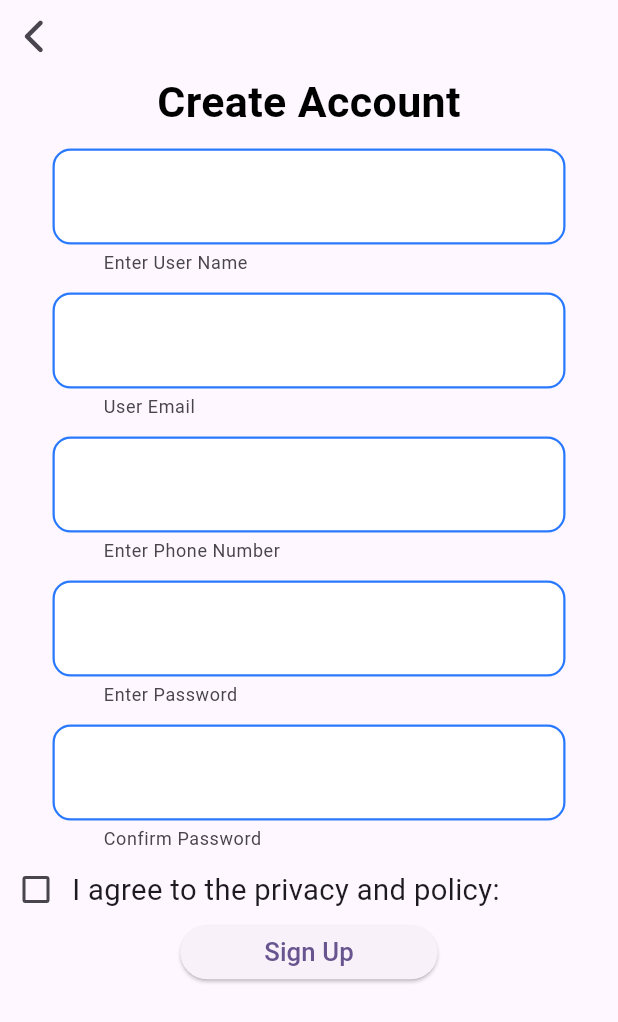
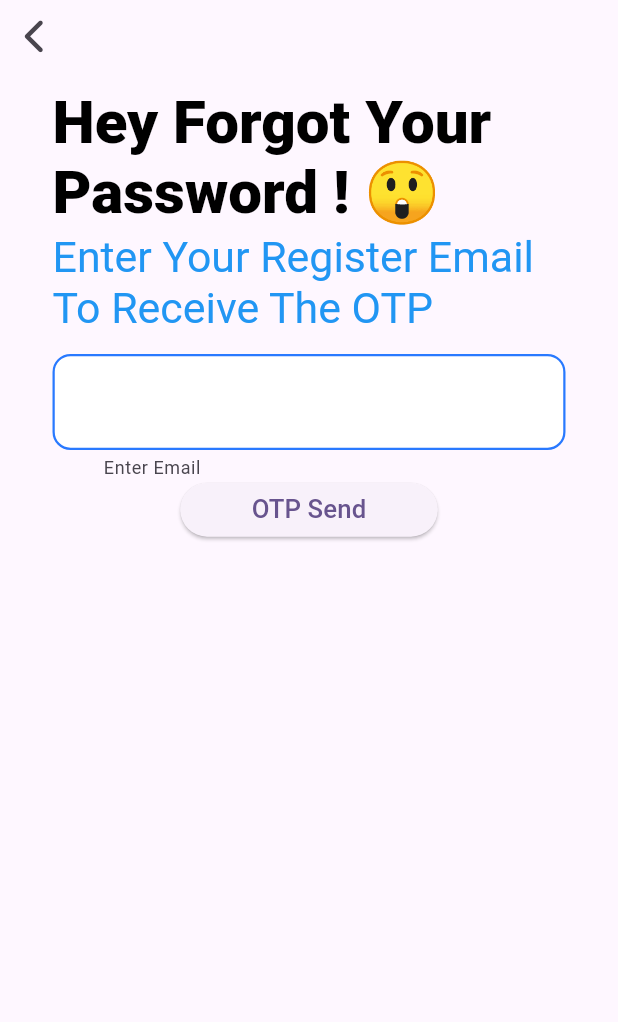
Before and after one commit to VivekYadavDeveloper/Jobs, a Flutter app: the screen it shows after launch, on a phone screen of 412 x 824 dp. Shown: the top 1022 px of the screen. Run offline on Flutter 3.47's test engine with Material 2 defaults, Android fonts, the phone set to English and light mode, and no system bars; our stand-ins replace flutter_screenutil, font_awesome_flutter, google_fonts, pinput; missing offline and left inert: flutter_stripe.

```diff
--- a/lib/main.dart
+++ b/lib/main.dart
@@ -1,6 +1,7 @@
 import 'package:flutter/material.dart';
 import 'package:flutter_screenutil/flutter_screenutil.dart';
 import 'package:flutter_stripe/flutter_stripe.dart';
+import 'package:inductus_jobs/view/forgotPasswordScreen/forgot.password.screen.dart';
 import 'package:inductus_jobs/view/loginScreen/login.screen.dart';
 import 'package:inductus_jobs/view/registrationScreen/resgistration.screen.dart';
 import 'app/constant.dart';
@@ -29,7 +30,7 @@ class MyApp extends StatelessWidget {
               colorScheme: ColorScheme.fromSeed(seedColor: Colors.deepPurple),
               useMaterial3: true,
             ),
-            home: RegistrationScreen(),
+            home: ForgotPasswordScreen(),
           );
         });
   }
--- /dev/null
+++ b/lib/view/forgotPasswordScreen/forgot.password.screen.dart
@@ -0,0 +1,72 @@
+import 'package:flutter/material.dart';
+import 'package:flutter_screenutil/flutter_screenutil.dart';
+import 'package:google_fonts/google_fonts.dart';
+import 'package:inductus_jobs/view/Widgets/custom.textfield.widget.dart';
+import 'package:inductus_jobs/view/forgotPasswordScreen/widget/forgot.password.widget.dart';
+
+class ForgotPasswordScreen extends StatelessWidget {
+  ForgotPasswordScreen({super.key});
+
+  final TextEditingController userForgotPassEmailController =
+      TextEditingController();
+
+  final _formKey = GlobalKey<FormState>();
+
+  @override
+  Widget build(BuildContext context) {
+    return SafeArea(
+        child: Scaffold(
+      resizeToAvoidBottomInset: false,
+      body: LayoutBuilder(builder: (context, BoxConstraints constraints) {
+        return Column(
+          crossAxisAlignment: CrossAxisAlignment.center,
+          mainAxisAlignment: MainAxisAlignment.start,
+          children: <Widget>[
+            forgotPasswordTextWidget(),
+            SizedBox(height: 10.h),
+            Column(
+              mainAxisAlignment: MainAxisAlignment.center,
+              crossAxisAlignment: CrossAxisAlignment.center,
+              children: <Widget>[
+                Form(
+                  key: _formKey,
+                  child: Column(
+                    mainAxisAlignment: MainAxisAlignment.center,
+                    crossAxisAlignment: CrossAxisAlignment.center,
+                    children: <Widget>[
+                      Padding(
+                        padding: EdgeInsets.fromLTRB(35.0, 0.0, 35.0, 2.0),
+                        child: CustomTextField.customTextField(
+                          textEditingController: userForgotPassEmailController,
+                          textInputType: TextInputType.emailAddress,
+                          hintText: "Enter Email",
+                          validator: (val) =>
+                              !RegExp(r'^.+@[a-zA-Z]+\.{1}[a-zA-Z]+(\.{0,1}[a-zA-Z]+)$')
+                                      .hasMatch(val!)
+                                  ? 'Enter an email'
+                                  : null,
+                        ),
+                      ),
+                      SizedBox(width: 10.w),
+                      SizedBox(
+                        height: 30.h,
+                        width: 150.w,
+                        child: ElevatedButton(
+                            onPressed: () {},
+                            child: Text(
+                              "OTP Send",
+                              style: GoogleFonts.roboto(
+                                  textStyle: TextStyle(fontSize: 15.sp)),
+                            )),
+                      )
+                    ],
+                  ),
+                ),
+              ],
+            )
+          ],
+        );
+      }),
+    ));
+  }
+}
--- /dev/null
+++ b/lib/view/forgotPasswordScreen/widget/forgot.password.widget.dart
@@ -0,0 +1,39 @@
+import 'package:flutter/material.dart';
+import 'package:flutter_screenutil/flutter_screenutil.dart';
+import 'package:inductus_jobs/view/Widgets/custom.back.btn.dart';
+
+Widget forgotPasswordTextWidget() {
+  return Column(
+    crossAxisAlignment: CrossAxisAlignment.start,
+    mainAxisAlignment: MainAxisAlignment.center,
+    children: <Widget>[
+      const CustomBackButton(route: "route"),
+      Padding(
+        padding: const EdgeInsets.fromLTRB(35.0, 10.0, 35.0, 2.0),
+        child: RichText(
+          text: TextSpan(
+            text: 'Hey Forgot Your Password ! 😲 ',
+            style: TextStyle(
+              color: Colors.black,
+              fontWeight: FontWeight.w900,
+              fontSize: 35.0.sp,
+            ),
+          ),
+        ),
+      ),
+      Padding(
+        padding: const EdgeInsets.fromLTRB(35.0, 0.0, 35.0, 2.0),
+        child: RichText(
+          text: TextSpan(
+            text: 'Enter Your Register Email To Receive The OTP',
+            style: TextStyle(
+              color: Colors.blue,
+              fontWeight: FontWeight.w400,
+              fontSize: 25.0.sp,
+            ),
+          ),
+        ),
+      )
+    ],
+  );
+}
--- a/lib/view/registrationScreen/resgistration.screen.dart
+++ b/lib/view/registrationScreen/resgistration.screen.dart
@@ -1,14 +1,13 @@
 import 'package:flutter/material.dart';
 import 'package:flutter_screenutil/flutter_screenutil.dart';
-import 'package:font_awesome_flutter/font_awesome_flutter.dart';
 import 'package:google_fonts/google_fonts.dart';
-import 'package:inductus_jobs/view/Widgets/custom.back.btn.dart';
-import 'package:inductus_jobs/view/registrationScreen/widgets/welcome.text.resgistration.widget.dart';
 
+import '../Widgets/custom.back.btn.dart';
 import '../Widgets/custom.textfield.widget.dart';
+import 'widgets/welcome.text.resgistration.widget.dart';
 
 class RegistrationScreen extends StatefulWidget {
-  RegistrationScreen({super.key});
+  const RegistrationScreen({super.key});
 
   @override
   State<RegistrationScreen> createState() => _RegistrationScreenState();
--- a/pubspec.yaml
+++ b/pubspec.yaml
@@ -40,6 +40,7 @@ dependencies:
   flutter_screenutil: ^5.8.4
   google_fonts: ^5.1.0
   font_awesome_flutter: ^10.4.0
+  pinput: ^2.2.31
 
 dev_dependencies:
   flutter_test:
```
Also changed, not shown: lib/view/otpVerificationScreen/otp.verification.screen.dart (added, +76 -0 lines), lib/view/otpVerificationScreen/widget/otp.vericfication.widget.dart (added, +33 -0 lines), pubspec.lock.
